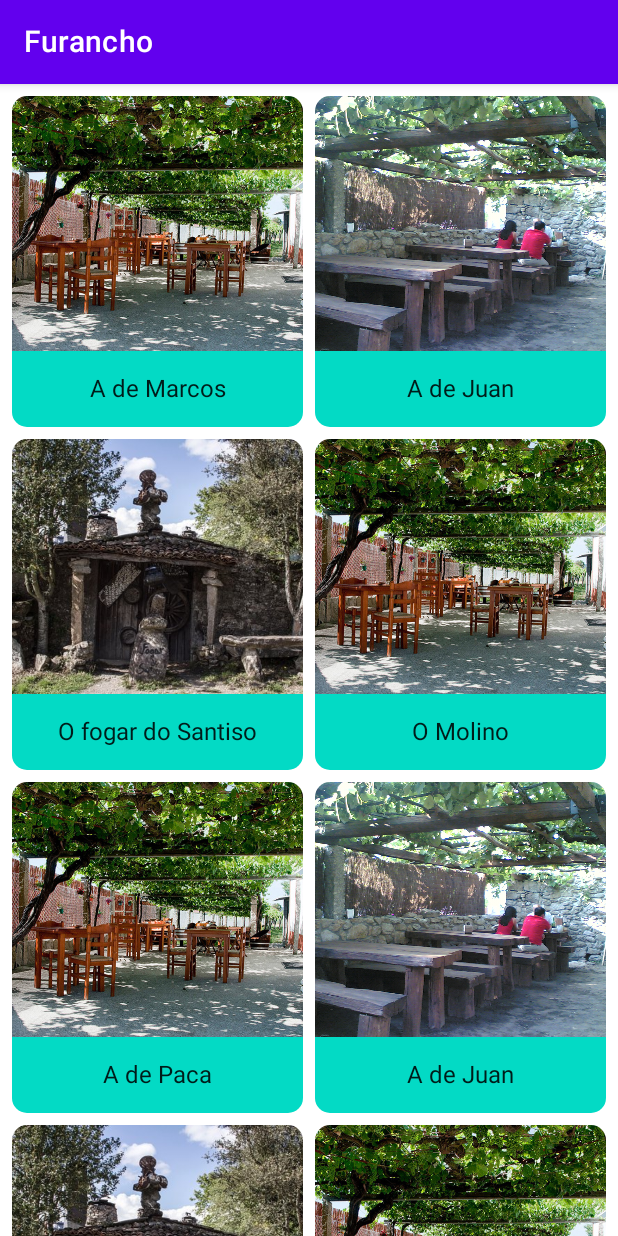
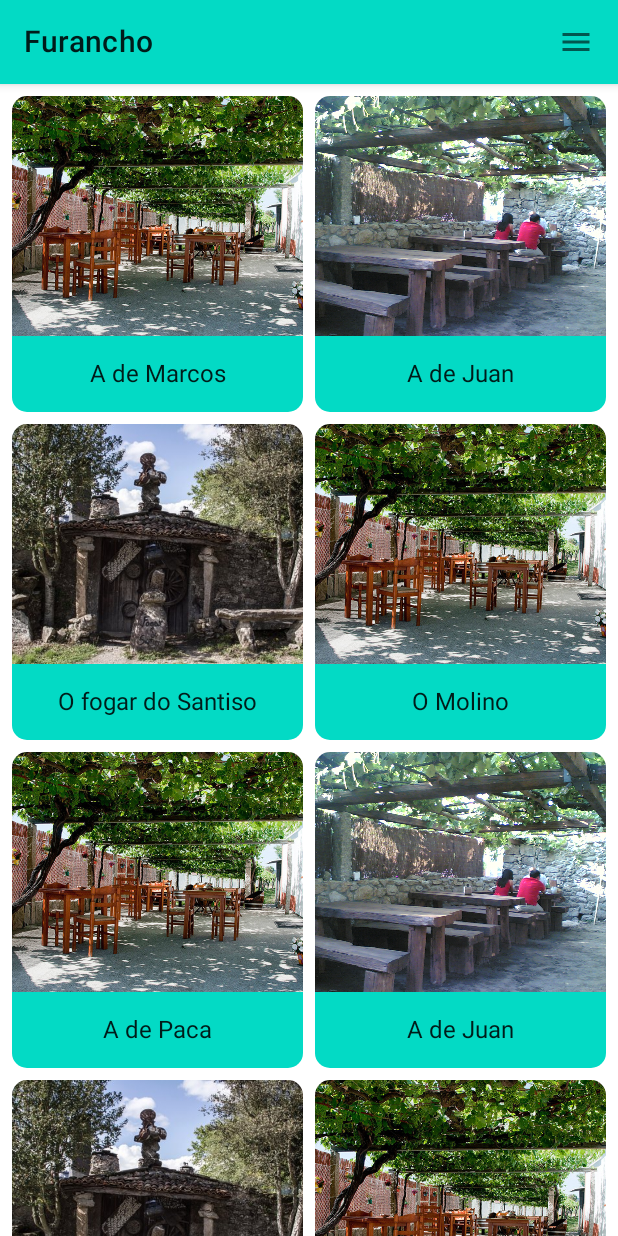
Before and after one commit to HPosedev/FuranchoRiasBaixas, an Android app built with Jetpack Compose: the screen it shows after launch (MainActivity), on a phone screen of 412 x 824 dp. Run offline under Robolectric (Android 15) with nearby library versions, the phone set to English and light mode, and no system bars.

Commit message:
added menu button in topbar

```diff
--- a/app/src/main/java/com/hposedev/myapplication/MainActivity.kt
+++ b/app/src/main/java/com/hposedev/myapplication/MainActivity.kt
@@ -1,34 +1,32 @@
 package com.hposedev.myapplication
 
 import android.os.Bundle
-import android.view.RoundedCorner
 import androidx.activity.ComponentActivity
 import androidx.activity.compose.setContent
-import androidx.compose.foundation.*
+import androidx.compose.foundation.ExperimentalFoundationApi
+import androidx.compose.foundation.Image
+import androidx.compose.foundation.background
 import androidx.compose.foundation.layout.*
 import androidx.compose.foundation.lazy.GridCells
 import androidx.compose.foundation.lazy.LazyVerticalGrid
 import androidx.compose.foundation.shape.RoundedCornerShape
 import androidx.compose.material.*
-import androidx.compose.runtime.Composable
-import androidx.compose.runtime.remember
+import androidx.compose.material.icons.Icons
+import androidx.compose.material.icons.filled.FavoriteBorder
+import androidx.compose.material.icons.filled.Menu
+import androidx.compose.material.icons.filled.Settings
+import androidx.compose.material.icons.outlined.List
+import androidx.compose.material.icons.outlined.MoreVert
+import androidx.compose.runtime.*
 import androidx.compose.ui.Alignment
 import androidx.compose.ui.Modifier
 import androidx.compose.ui.draw.clip
-import androidx.compose.ui.graphics.Color
-import androidx.compose.ui.graphics.Shape
 import androidx.compose.ui.layout.ContentScale
-import androidx.compose.ui.platform.textInputServiceFactory
 import androidx.compose.ui.res.painterResource
 import androidx.compose.ui.res.stringResource
-import androidx.compose.ui.text.AnnotatedString
-import androidx.compose.ui.text.TextStyle
 import androidx.compose.ui.tooling.preview.Preview
-import androidx.compose.ui.unit.Dp
 import androidx.compose.ui.unit.dp
-import androidx.core.content.res.ResourcesCompat
 import com.hposedev.myapplication.ui.theme.MyApplicationTheme
-import com.hposedev.myapplication.ui.theme.Shapes
 
 class MainActivity : ComponentActivity() {
     override fun onCreate(savedInstanceState: Bundle?) {
@@ -42,8 +40,21 @@ class MainActivity : ComponentActivity() {
                 ) {
                     Scaffold(
                         topBar = {
-                            TopAppBar (title = {Text(text = stringResource(id = R.string.app_name)) })}) {
-                                FuranchoList()
+                            TopAppBar(backgroundColor = MaterialTheme.colors.secondary, title = {
+                                Text(text = stringResource(id = R.string.app_name))
+                            }, actions = {
+                                //This icon will be shown on the top bar, on the left of the overflow menu
+                                OverflowMenu {
+                                    DropdownMenuItem(onClick = { /*TODO*/ }) {
+                                        Text("Favoritos")
+                                    }
+                                    DropdownMenuItem(onClick = { /*TODO*/ }) {
+                                        Text("Salir")
+                                    }
+                                }
+                            })
+                        }) {
+                        FuranchoList()
                     }
 
                 }
@@ -53,29 +64,31 @@ class MainActivity : ComponentActivity() {
 }
 
 
-
 @OptIn(ExperimentalFoundationApi::class)
 @Preview(showBackground = true)
 @Composable
-fun FuranchoList(){
+fun FuranchoList() {
     val furancho = ListaFuranchos.listaFuranchos
     LazyVerticalGrid(
         contentPadding = PaddingValues(4.dp),
-        cells = GridCells.Fixed(2)){
-            items(ListaFuranchos.listaFuranchos.size){index ->
-                FuranchoItem(furancho[index])
-            }
+        cells = GridCells.Fixed(2)
+    ) {
+        items(ListaFuranchos.listaFuranchos.size) { index ->
+            FuranchoItem(furancho[index])
+        }
     }
 }
 
 @Composable
-fun FuranchoItem(item:Furancho) {
-    Column(modifier = Modifier
-        .padding(4.dp)
-        .clip(RoundedCornerShape(10.dp))){
+fun FuranchoItem(item: Furancho) {
+    Column(
+        modifier = Modifier
+            .padding(4.dp)
+            .clip(RoundedCornerShape(10.dp))
+    ) {
         Box(
             modifier = Modifier
-                .height(170.dp)
+                .height(160.dp)
                 .fillMaxWidth()
         ) {
             Image(
@@ -95,7 +108,29 @@ fun FuranchoItem(item:Furancho) {
         )
         {
             Text(
-                text = item.name )
+                text = item.name
+            )
         }
     }
 }
+
+
+@Composable
+fun OverflowMenu(content: @Composable () -> Unit) {
+    var showMenu by remember { mutableStateOf(false) }
+
+    IconButton(onClick = {
+        showMenu = !showMenu
+    }) {
+        Icon(
+            imageVector = Icons.Filled.Menu,
+            contentDescription = null
+        )
+    }
+    DropdownMenu(
+        expanded = showMenu,
+        onDismissRequest = { showMenu = false }
+    ) {
+        content()
+    }
+}
```
